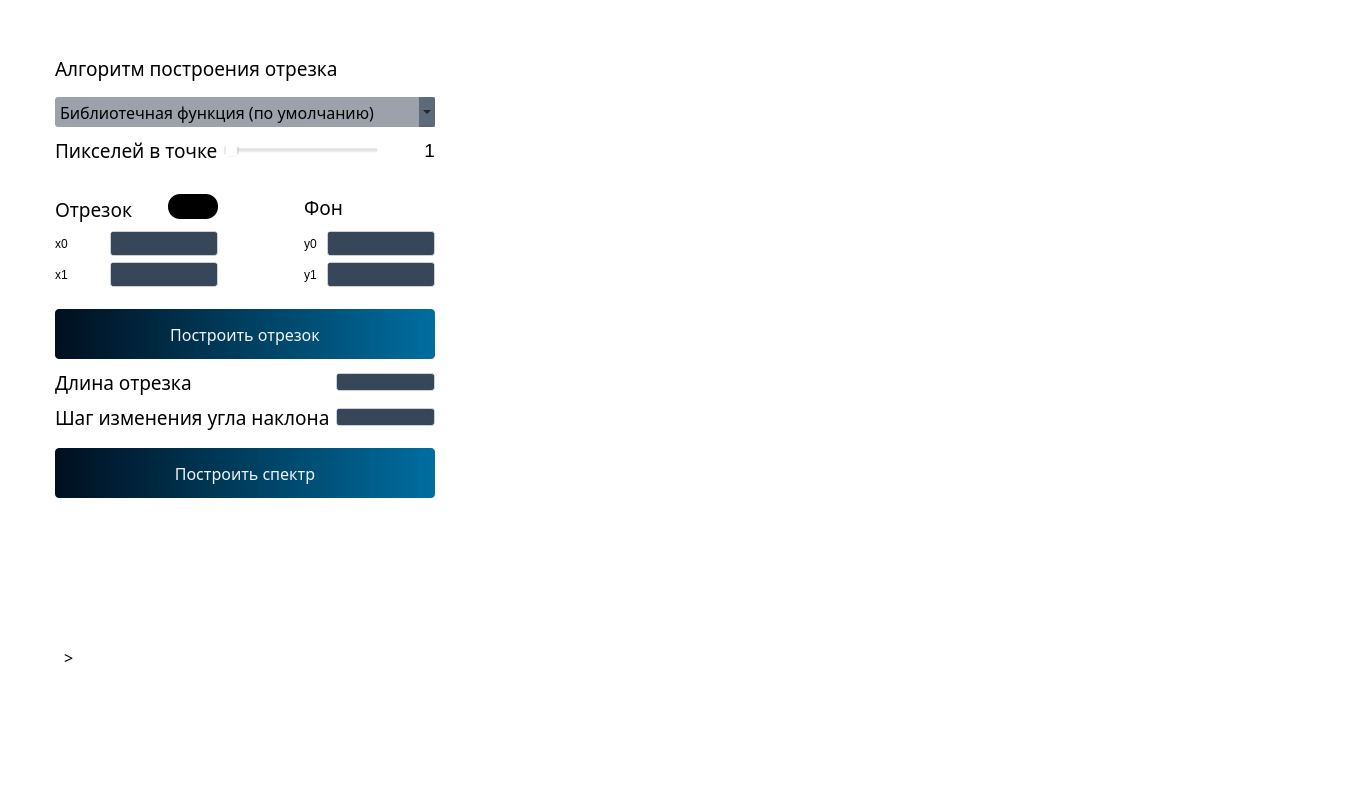
Talkasi/bmstu-iu7-CG, file sem4_computer_graphics/lab_03/mainwindow.ui: the form before one commit.
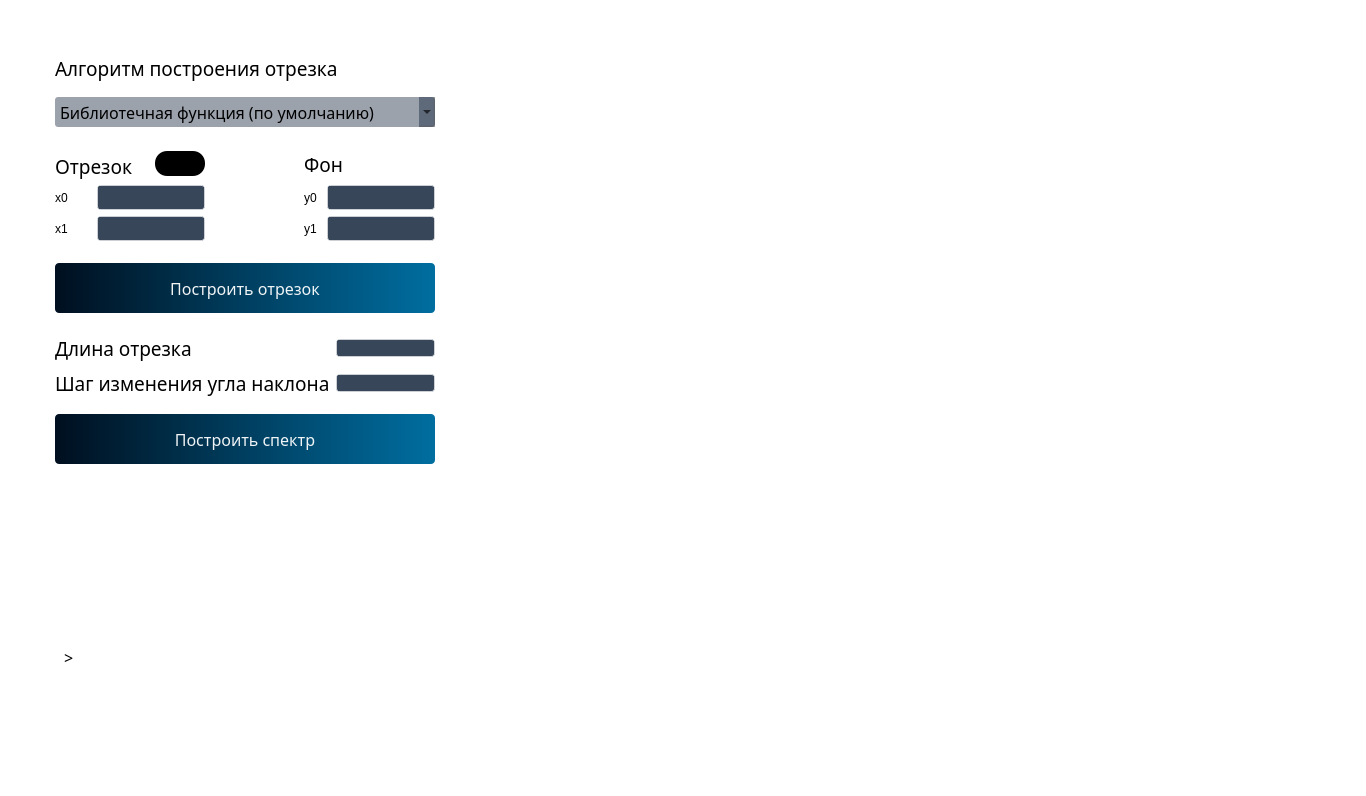
The form after the commit. Icons and pictures are not drawn.

```diff
--- a/sem4_computer_graphics/lab_03/mainwindow.ui
+++ b/sem4_computer_graphics/lab_03/mainwindow.ui
@@ -216,20 +216,125 @@
        </item>
        <item>
         <layout class="QGridLayout" name="gridLayout_5">
-         <item row="4" column="3" rowspan="3">
-          <spacer name="horizontalSpacer_2">
-           <property name="orientation">
-            <enum>Qt::Horizontal</enum>
+         <item row="0" column="2">
+          <widget class="QPushButton" name="LineColorButton">
+           <property name="maximumSize">
+            <size>
+             <width>50</width>
+             <height>25</height>
+            </size>
            </property>
-           <property name="sizeHint" stdset="0">
+           <property name="styleSheet">
+            <string notr="true">border-radius: 12px;
+background-color: black;</string>
+           </property>
+           <property name="text">
+            <string/>
+           </property>
+          </widget>
+         </item>
+         <item row="2" column="0">
+          <widget class="QLabel" name="LabelTriangleX0">
+           <property name="maximumSize">
             <size>
-             <width>30</width>
-             <height>20</height>
+             <width>16777215</width>
+             <height>25</height>
             </size>
            </property>
-          </spacer>
+           <property name="styleSheet">
+            <string notr="true">background-color: rgba(255, 255, 255, 0);</string>
+           </property>
+           <property name="text">
+            <string>x0</string>
+           </property>
+          </widget>
          </item>
-         <item row="2" column="4" colspan="2">
+         <item row="3" column="0">
+          <widget class="QLabel" name="LabelTriangleX1">
+           <property name="maximumSize">
+            <size>
+             <width>16777215</width>
+             <height>25</height>
+            </size>
+           </property>
+           <property name="styleSheet">
+            <string notr="true">background-color: rgba(255, 255, 255, 0);</string>
+           </property>
+           <property name="text">
+            <string>x1</string>
+           </property>
+          </widget>
+         </item>
+         <item row="2" column="4">
+          <widget class="QLabel" name="LabelTriangleY0">
+           <property name="maximumSize">
+            <size>
+             <width>16777215</width>
+             <height>25</height>
+            </size>
+           </property>
+           <property name="styleSheet">
+            <string notr="true">background-color: rgba(255, 255, 255, 0);</string>
+           </property>
+           <property name="text">
+            <string>y0</string>
+           </property>
+          </widget>
+         </item>
+         <item row="0" column="0" colspan="2">
+          <widget class="QLabel" name="HeaderTriangleLabel">
+           <property name="minimumSize">
+            <size>
+             <width>0</width>
+             <height>30</height>
+            </size>
+           </property>
+           <property name="maximumSize">
+            <size>
+             <width>100</width>
+             <height>26</height>
+            </size>
+           </property>
+           <property name="font">
+            <font>
+             <family>Noto Sans Ethiopic Medium</family>
+             <pointsize>14</pointsize>
+            </font>
+           </property>
+           <property name="styleSheet">
+            <string notr="true">background-color: rgba(255, 255, 255, 0);</string>
+           </property>
+           <property name="text">
+            <string>Отрезок</string>
+           </property>
+          </widget>
+         </item>
+         <item row="2" column="1" colspan="2">
+          <widget class="QLineEdit" name="InputFieldLineX0">
+           <property name="minimumSize">
+            <size>
+             <width>0</width>
+             <height>25</height>
+            </size>
+           </property>
+           <property name="maximumSize">
+            <size>
+             <width>16777215</width>
+             <height>25</height>
+            </size>
+           </property>
+           <property name="styleSheet">
+            <string notr="true">border: 1px solid rgba(255, 255, 255, 125);
+background-color: rgba(0, 19, 43, 200);
+border-radius: 3px;
+</string>
+           </property>
+           <property name="alignment">
+            <set>Qt::AlignRight|Qt::AlignTrailing|Qt::AlignVCenter</set>
+           </property>
+          </widget>
+         </item>
+         <item row="0" column="4" colspan="2">
           <widget class="QLabel" name="BackgroundLabel">
            <property name="minimumSize">
             <size>
@@ -257,8 +362,8 @@
            </property>
           </widget>
          </item>
-         <item row="4" column="1" colspan="2">
-          <widget class="QLineEdit" name="InputFieldLineX0">
+         <item row="2" column="5" colspan="2">
+          <widget class="QLineEdit" name="InputFieldLineY0">
            <property name="minimumSize">
             <size>
              <width>0</width>
@@ -282,46 +387,20 @@
            </property>
           </widget>
          </item>
-         <item row="5" column="0">
-          <widget class="QLabel" name="LabelTriangleX1">
-           <property name="maximumSize">
-            <size>
-             <width>16777215</width>
-             <height>25</height>
-            </size>
-           </property>
-           <property name="styleSheet">
-            <string notr="true">background-color: rgba(255, 255, 255, 0);</string>
-           </property>
-           <property name="text">
-            <string>x1</string>
-           </property>
-          </widget>
-         </item>
-         <item row="0" column="3" colspan="3">
-          <widget class="QSlider" name="PixelLengthSlider">
-           <property name="styleSheet">
-            <string notr="true">background-color: rgba(255, 255, 255, 0);</string>
-           </property>
+         <item row="2" column="3" rowspan="3">
+          <spacer name="horizontalSpacer_2">
            <property name="orientation">
             <enum>Qt::Horizontal</enum>
            </property>
-          </widget>
-         </item>
-         <item row="3" column="0" colspan="7">
-          <spacer name="verticalSpacer_6">
-           <property name="orientation">
-            <enum>Qt::Vertical</enum>
-           </property>
            <property name="sizeHint" stdset="0">
             <size>
-             <width>20</width>
+             <width>30</width>
              <height>20</height>
             </size>
            </property>
           </spacer>
          </item>
-         <item row="2" column="6">
+         <item row="0" column="6">
           <widget class="QPushButton" name="BackgroundColorButton">
            <property name="sizePolicy">
             <sizepolicy hsizetype="Minimum" vsizetype="Fixed">
@@ -349,120 +428,27 @@
            </property>
           </widget>
          </item>
-         <item row="5" column="5" colspan="2">
-          <widget class="QLineEdit" name="InputFieldLineY1">
-           <property name="minimumSize">
-            <size>
-             <width>0</width>
-             <height>25</height>
-            </size>
-           </property>
-           <property name="maximumSize">
-            <size>
-             <width>16777215</width>
-             <height>25</height>
-            </size>
-           </property>
-           <property name="styleSheet">
-            <string notr="true">border: 1px solid rgba(255, 255, 255, 125);
-background-color: rgba(0, 19, 43, 200);
-border-radius: 3px;
-</string>
-           </property>
-           <property name="alignment">
-            <set>Qt::AlignRight|Qt::AlignTrailing|Qt::AlignVCenter</set>
-           </property>
-          </widget>
-         </item>
-         <item row="2" column="2">
-          <widget class="QPushButton" name="LineColorButton">
-           <property name="maximumSize">
-            <size>
-             <width>50</width>
-             <height>25</height>
-            </size>
-           </property>
-           <property name="styleSheet">
-            <string notr="true">border-radius: 12px;
-background-color: black;</string>
-           </property>
-           <property name="text">
-            <string/>
-           </property>
-          </widget>
-         </item>
-         <item row="4" column="4">
-          <widget class="QLabel" name="LabelTriangleY0">
-           <property name="maximumSize">
-            <size>
-             <width>16777215</width>
-             <height>25</height>
-            </size>
-           </property>
-           <property name="styleSheet">
-            <string notr="true">background-color: rgba(255, 255, 255, 0);</string>
-           </property>
-           <property name="text">
-            <string>y0</string>
-           </property>
-          </widget>
-         </item>
-         <item row="5" column="1" colspan="2">
-          <widget class="QLineEdit" name="InputFieldLineX1">
-           <property name="minimumSize">
-            <size>
-             <width>0</width>
-             <height>25</height>
-            </size>
-           </property>
-           <property name="maximumSize">
-            <size>
-             <width>16777215</width>
-             <height>25</height>
-            </size>
-           </property>
-           <property name="styleSheet">
-            <string notr="true">border: 1px solid rgba(255, 255, 255, 125);
-background-color: rgba(0, 19, 43, 200);
-border-radius: 3px;
-</string>
-           </property>
-           <property name="alignment">
-            <set>Qt::AlignRight|Qt::AlignTrailing|Qt::AlignVCenter</set>
-           </property>
-          </widget>
-         </item>
-         <item row="0" column="0" colspan="3">
-          <widget class="QLabel" name="ChooseNPixelsLabel">
-           <property name="font">
-            <font>
-             <family>Noto Sans Ethiopic Medium</family>
-             <pointsize>14</pointsize>
-            </font>
-           </property>
-           <property name="styleSheet">
-            <string notr="true">background-color: rgba(255, 255, 255, 0);</string>
-           </property>
-           <property name="text">
-            <string>Пикселей в точке</string>
-           </property>
-          </widget>
-         </item>
          <item row="1" column="0" colspan="7">
-          <spacer name="verticalSpacer_4">
+          <spacer name="verticalSpacer_6">
            <property name="orientation">
             <enum>Qt::Vertical</enum>
            </property>
            <property name="sizeHint" stdset="0">
             <size>
              <width>20</width>
-             <height>40</height>
+             <height>20</height>
             </size>
            </property>
           </spacer>
          </item>
-         <item row="4" column="0">
-          <widget class="QLabel" name="LabelTriangleX0">
+         <item row="3" column="1" colspan="2">
+          <widget class="QLineEdit" name="InputFieldLineX1">
+           <property name="minimumSize">
+            <size>
+             <width>0</width>
+             <height>25</height>
+            </size>
+           </property>
            <property name="maximumSize">
             <size>
              <width>16777215</width>
@@ -470,15 +456,18 @@
             </size>
            </property>
            <property name="styleSheet">
-            <string notr="true">background-color: rgba(255, 255, 255, 0);</string>
+            <string notr="true">border: 1px solid rgba(255, 255, 255, 125);
+background-color: rgba(0, 19, 43, 200);
+border-radius: 3px;
+</string>
            </property>
-           <property name="text">
-            <string>x0</string>
+           <property name="alignment">
+            <set>Qt::AlignRight|Qt::AlignTrailing|Qt::AlignVCenter</set>
            </property>
           </widget>
          </item>
-         <item row="4" column="5" colspan="2">
-          <widget class="QLineEdit" name="InputFieldLineY0">
+         <item row="3" column="5" colspan="2">
+          <widget class="QLineEdit" name="InputFieldLineY1">
            <property name="minimumSize">
             <size>
              <width>0</width>
@@ -502,28 +491,7 @@
            </property>
           </widget>
          </item>
-         <item row="0" column="6">
-          <widget class="QLabel" name="NPixelsLabel">
-           <property name="font">
-            <font>
-             <pointsize>14</pointsize>
-            </font>
-           </property>
-           <property name="layoutDirection">
-            <enum>Qt::RightToLeft</enum>
-           </property>
-           <property name="styleSheet">
-            <string notr="true">background-color: rgba(255, 255, 255, 0);</string>
-           </property>
-           <property name="text">
-            <string>1</string>
-           </property>
-           <property name="alignment">
-            <set>Qt::AlignRight|Qt::AlignTrailing|Qt::AlignVCenter</set>
-           </property>
-          </widget>
-         </item>
-         <item row="5" column="4">
+         <item row="3" column="4">
           <widget class="QLabel" name="LabelTriangleY1">
            <property name="maximumSize">
             <size>
@@ -539,34 +507,6 @@
            </property>
           </widget>
          </item>
-         <item row="2" column="0" colspan="2">
-          <widget class="QLabel" name="HeaderTriangleLabel">
-           <property name="minimumSize">
-            <size>
-             <width>0</width>
-             <height>30</height>
-            </size>
-           </property>
-           <property name="maximumSize">
-            <size>
-             <width>100</width>
-             <height>26</height>
-            </size>
-           </property>
-           <property name="font">
-            <font>
-             <family>Noto Sans Ethiopic Medium</family>
-             <pointsize>14</pointsize>
-            </font>
-           </property>
-           <property name="styleSheet">
-            <string notr="true">background-color: rgba(255, 255, 255, 0);</string>
-           </property>
-           <property name="text">
-            <string>Отрезок</string>
-           </property>
-          </widget>
-         </item>
         </layout>
        </item>
        <item>
```
Left out of the diff: 13 changed lines with no effect on the pictures.
